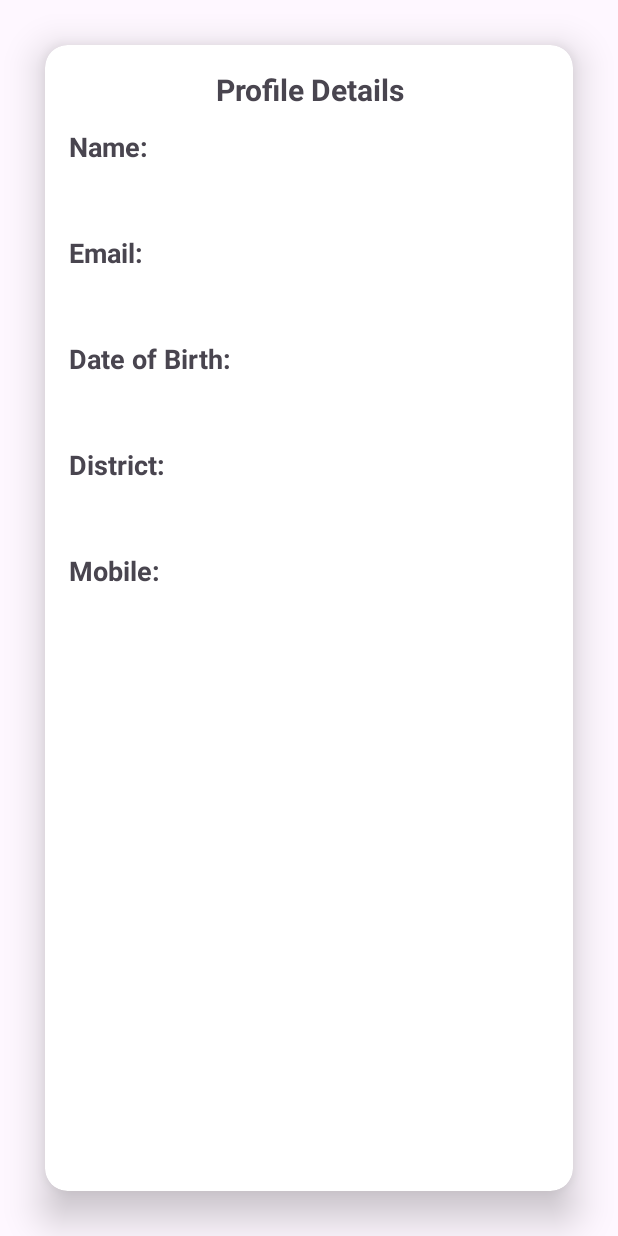
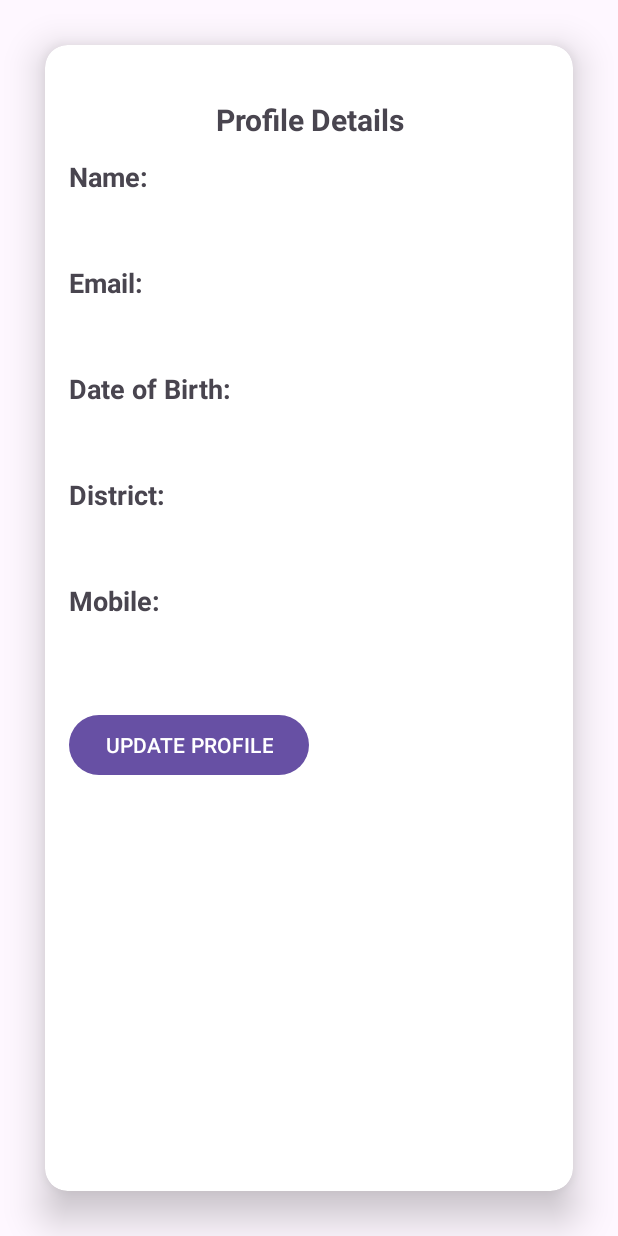
Before and after one commit to tomu03/User-Profile-Registration-, an Android app: the ProfileDetailsActivity screen opened directly, with no data from a screen before it, on a phone screen of 412 x 824 dp. Run offline under Robolectric (Android 15) with nearby library versions, the phone set to English and light mode, and no system bars.

```diff
--- a/app/src/main/java/com/example/userprofileregistration/Activity/ProfileAddActivity.kt
+++ b/app/src/main/java/com/example/userprofileregistration/Activity/ProfileAddActivity.kt
@@ -1,7 +1,10 @@
 package com.example.userprofileregistration.Activity
 
 import android.os.Bundle
+import androidx.activity.enableEdgeToEdge
 import androidx.appcompat.app.AppCompatActivity
+import androidx.core.view.ViewCompat
+import androidx.core.view.WindowInsetsCompat
 import com.example.userprofileregistration.R
 
 class ProfileAddActivity : AppCompatActivity() {
--- a/app/src/main/res/layout/activity_profile_details.xml
+++ b/app/src/main/res/layout/activity_profile_details.xml
@@ -14,6 +14,7 @@
         android:layout_width="match_parent"
         android:layout_height="match_parent"
         android:orientation="vertical"
+        android:layout_marginTop="20dp"
         android:padding="16dp">
 
         <TextView
@@ -29,81 +30,88 @@
             android:id="@+id/nameLabelTextView"
             android:layout_width="wrap_content"
             android:layout_height="wrap_content"
+            android:layout_marginBottom="8dp"
             android:text="Name:"
-            android:textStyle="bold"
             android:textSize="18sp"
-            android:layout_marginBottom="8dp"/>
+            android:textStyle="bold" />
 
         <TextView
             android:id="@+id/nameTextView"
             android:layout_width="wrap_content"
             android:layout_height="wrap_content"
-            android:textSize="16sp"
-            android:layout_marginBottom="16dp"/>
+            android:layout_marginBottom="16dp"
+            android:textSize="16sp" />
 
         <TextView
             android:id="@+id/emailLabelTextView"
             android:layout_width="wrap_content"
             android:layout_height="wrap_content"
+            android:layout_marginBottom="8dp"
             android:text="Email:"
-            android:textStyle="bold"
             android:textSize="18sp"
-            android:layout_marginBottom="8dp"/>
+            android:textStyle="bold" />
 
         <TextView
             android:id="@+id/emailTextView"
             android:layout_width="wrap_content"
             android:layout_height="wrap_content"
-            android:textSize="16sp"
-            android:layout_marginBottom="16dp"/>
+            android:layout_marginBottom="16dp"
+            android:textSize="16sp" />
 
         <TextView
             android:id="@+id/dobLabelTextView"
             android:layout_width="wrap_content"
             android:layout_height="wrap_content"
+            android:layout_marginBottom="8dp"
             android:text="Date of Birth:"
-            android:textStyle="bold"
             android:textSize="18sp"
-            android:layout_marginBottom="8dp"/>
+            android:textStyle="bold" />
 
         <TextView
             android:id="@+id/dobTextView"
             android:layout_width="wrap_content"
             android:layout_height="wrap_content"
-            android:textSize="16sp"
-            android:layout_marginBottom="16dp"/>
+            android:layout_marginBottom="16dp"
+            android:textSize="16sp" />
 
         <TextView
             android:id="@+id/districtLabelTextView"
             android:layout_width="wrap_content"
             android:layout_height="wrap_content"
+            android:layout_marginBottom="8dp"
             android:text="District:"
-            android:textStyle="bold"
             android:textSize="18sp"
-            android:layout_marginBottom="8dp"/>
+            android:textStyle="bold" />
 
         <TextView
             android:id="@+id/districtTextView"
             android:layout_width="wrap_content"
             android:layout_height="wrap_content"
-            android:textSize="16sp"
-            android:layout_marginBottom="16dp"/>
+            android:layout_marginBottom="16dp"
+            android:textSize="16sp" />
 
         <TextView
             android:id="@+id/mobileLabelTextView"
             android:layout_width="wrap_content"
             android:layout_height="wrap_content"
+            android:layout_marginBottom="8dp"
             android:text="Mobile:"
-            android:textStyle="bold"
             android:textSize="18sp"
-            android:layout_marginBottom="8dp"/>
+            android:textStyle="bold" />
 
         <TextView
             android:id="@+id/mobileTextView"
             android:layout_width="wrap_content"
             android:layout_height="wrap_content"
-            android:textSize="16sp"/>
+            android:textSize="16sp" />
 
+
+        <Button
+            android:layout_width="wrap_content"
+            android:layout_height="wrap_content"
+            android:layout_marginTop="30dp"
+            android:text="UPDATE PROFILE" />
     </LinearLayout>
 
+
 </androidx.cardview.widget.CardView>
```
Also changed, not shown: app/src/main/java/com/example/userprofileregistration/Adapter/ProfileAdapter.kt (added, +95 -0 lines).
